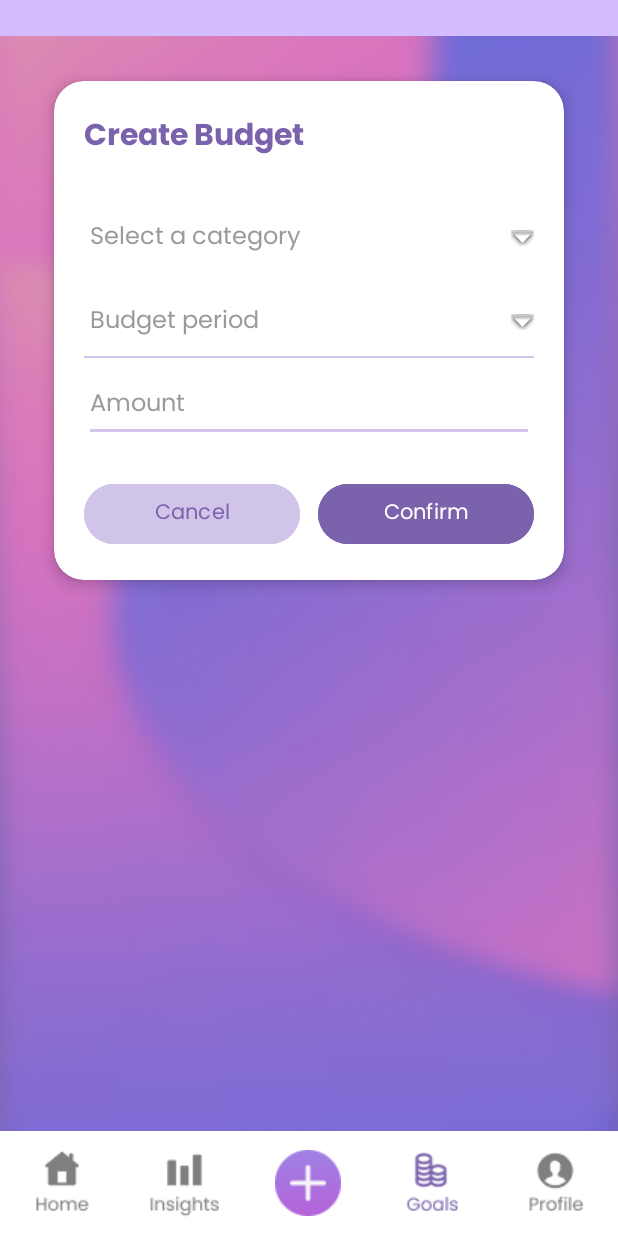
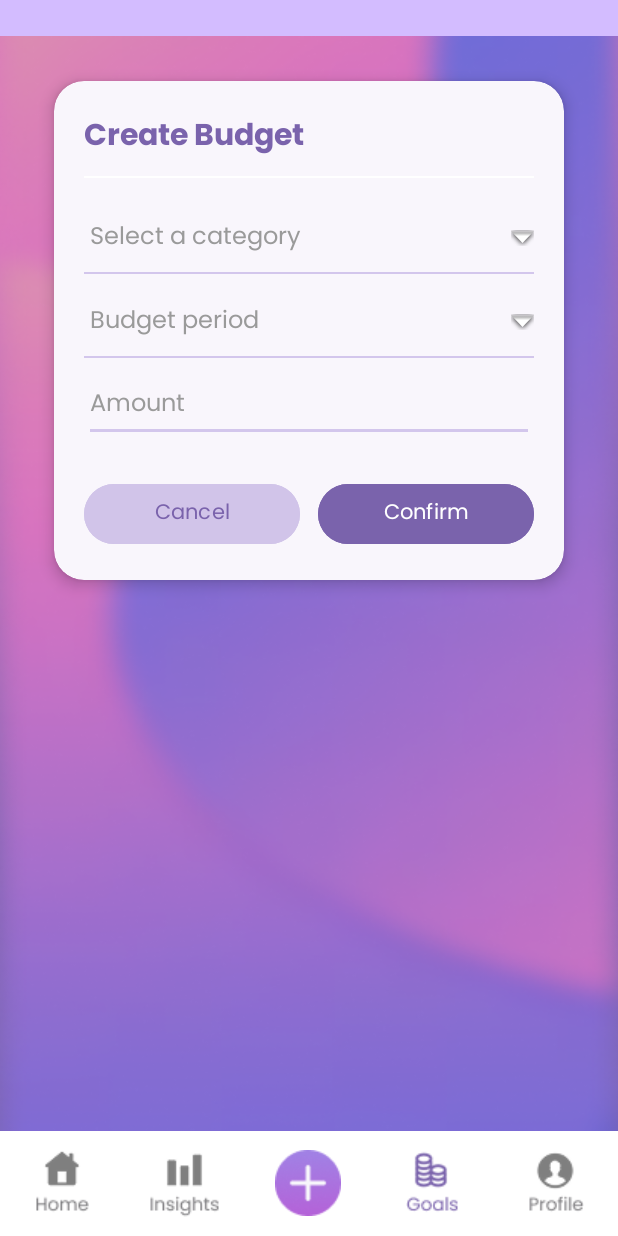
Before and after one commit to st10033925-azrahhabib/Coinverse, an Android app: the CreateBudgetActivity screen opened directly, with no data from a screen before it, on a phone screen of 412 x 824 dp. Run offline under Robolectric (Android 15) with nearby library versions, the phone set to English and light mode, and no system bars; our stand-ins replace Firebase (no records; nobody signed in at launch, a user with empty details on screens opened directly), Room's generated code.

Commit message:
create budget form adjustments

```diff
--- a/app/src/main/java/vcmsa/projects/coinverse/CreateBudgetActivity.kt
+++ b/app/src/main/java/vcmsa/projects/coinverse/CreateBudgetActivity.kt
@@ -82,6 +82,7 @@ class CreateBudgetActivity : AppCompatActivity() {
         spinnerPeriodBudget = findViewById(R.id.spinnerPeriodBudget)
         tvPeriodLabelBudget = findViewById(R.id.tvPeriodLabelBudget)
         etAmountBudget = findViewById(R.id.etAmountBudget)
+        etNotesBudget = findViewById(R.id.etNotesBudget)
         btnCancelBudget = findViewById(R.id.btnCancelBudget)
         btnConfirmBudget = findViewById(R.id.btnConfirmBudget)
         ivHome = findViewById(R.id.ivHome)
--- a/app/src/main/res/layout/activity_createbudget.xml
+++ b/app/src/main/res/layout/activity_createbudget.xml
@@ -23,7 +23,7 @@
         android:layout_marginTop="30dp"
         android:layout_marginStart="16dp"
         android:layout_marginEnd="16dp"
-        app:cardBackgroundColor="@color/card_background"
+        app:cardBackgroundColor="#F9F6FC"
         app:cardCornerRadius="20dp"
         app:cardElevation="6dp">
 
@@ -78,7 +78,7 @@
                     android:layout_width="match_parent"
                     android:layout_height="1dp"
                     android:layout_alignParentBottom="true"
-                    android:background="@color/card_background" />
+                    android:background="#D3C6EC" />
 
                 <Spinner
                     android:id="@+id/spinnerCategoryBudget"
@@ -139,6 +139,11 @@
                 android:fontFamily="@font/poppinsregular"
                 android:textColorHint="#9A9A9A"
                 android:textColor="#333333" />
+
+            <EditText
+                android:id="@+id/etNotesBudget"
+                android:layout_width="0dp"
+                android:layout_height="0dp" />
 
             <LinearLayout
                 android:layout_width="match_parent"
```
